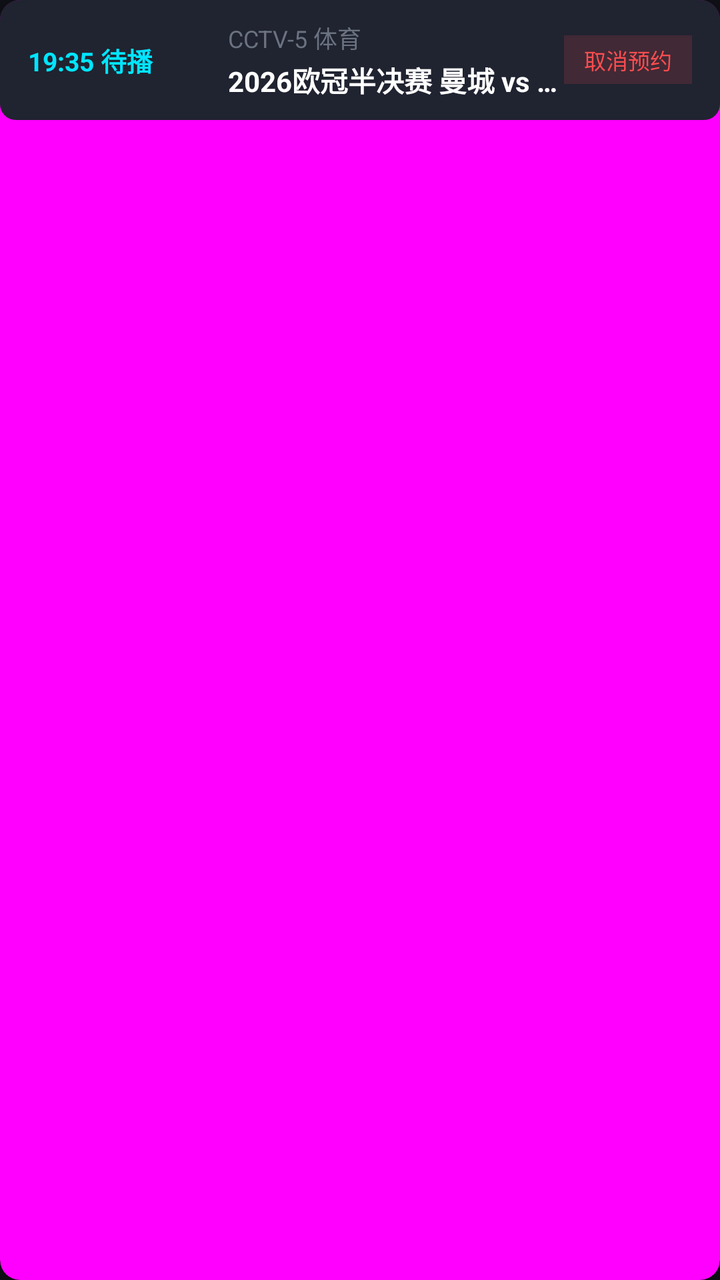
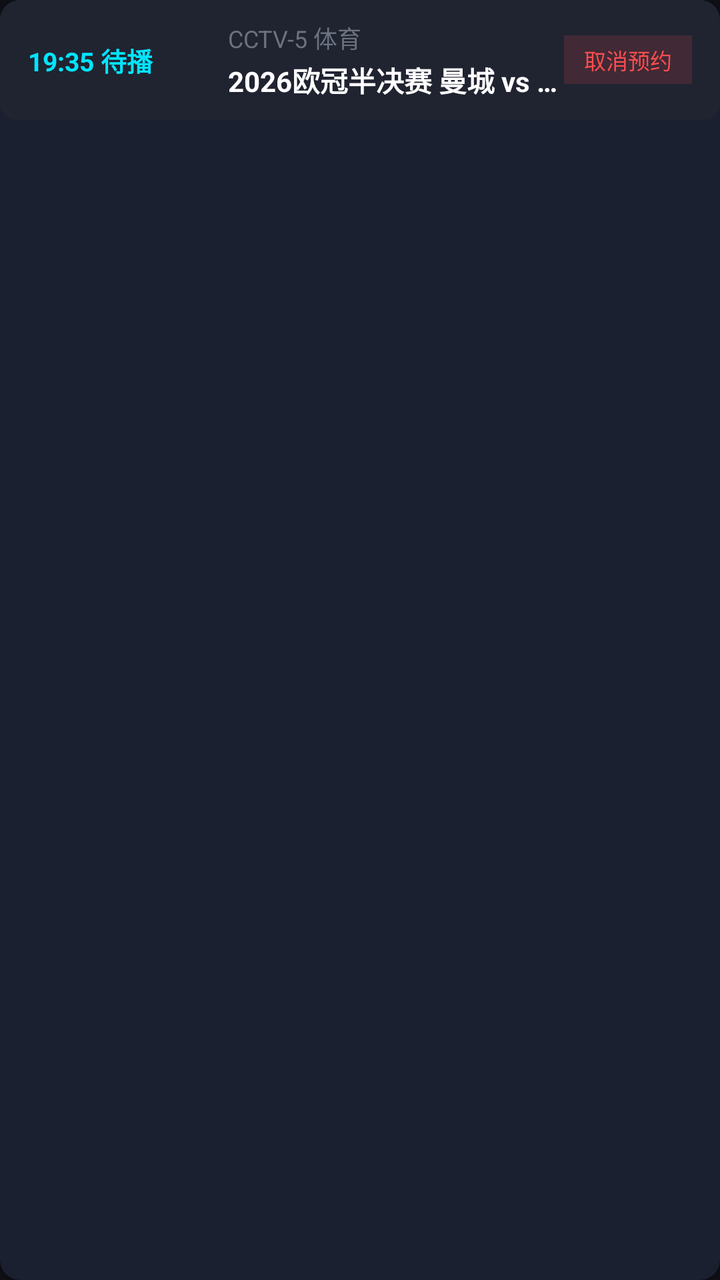

Before-and-after screenshots of an Android layout around one commit, followed by the original layout XML and the change that was made.
<!-- AndroidManifest.xml: application theme Theme.TiviLite -->
<!-- res/layout/item_reminder.xml -->
<?xml version="1.0" encoding="utf-8"?>
<androidx.cardview.widget.CardView xmlns:android="http://schemas.android.com/apk/res/android"
    xmlns:app="http://schemas.android.com/apk/res-auto"
    android:layout_width="match_parent"
    android:layout_height="wrap_content"
    android:layout_marginBottom="8dp"
    android:focusable="true"
    android:focusableInTouchMode="true"
    app:cardBackgroundColor="@drawable/selector_tv_item"
    app:cardCornerRadius="10dp"
    app:cardElevation="2dp">

    <LinearLayout
        android:layout_width="match_parent"
        android:layout_height="wrap_content"
        android:background="@drawable/selector_tv_item"
        android:gravity="center_vertical"
        android:orientation="horizontal"
        android:paddingHorizontal="14dp"
        android:paddingVertical="10dp">

        <TextView
            android:id="@+id/reminderTime"
            android:layout_width="100dp"
            android:layout_height="wrap_content"
            android:text="19:35 待播"
            android:textColor="@color/tv_accent"
            android:textSize="13sp"
            android:textStyle="bold" />

        <LinearLayout
            android:layout_width="0dp"
            android:layout_height="wrap_content"
            android:layout_weight="1"
            android:orientation="vertical">

            <TextView
                android:id="@+id/reminderChannel"
                android:layout_width="wrap_content"
                android:layout_height="wrap_content"
                android:text="CCTV-5 体育"
                android:textColor="@color/tv_text_dim"
                android:textSize="12sp" />

            <TextView
                android:id="@+id/reminderTitle"
                android:layout_width="wrap_content"
                android:layout_height="wrap_content"
                android:layout_marginTop="2dp"
                android:ellipsize="end"
                android:maxLines="1"
                android:text="2026欧冠半决赛 曼城 vs 皇家马德里"
                android:textColor="@color/tv_text_primary"
                android:textSize="14sp"
                android:textStyle="bold" />
        </LinearLayout>

        <TextView
            android:id="@+id/btnCancelReminder"
            android:layout_width="wrap_content"
            android:layout_height="wrap_content"
            android:background="#26FF4D4F"
            android:paddingHorizontal="10dp"
            android:paddingVertical="4dp"
            android:text="取消预约"
            android:textColor="#FF4D4F"
            android:textSize="11sp" />
    </LinearLayout>
</androidx.cardview.widget.CardView>
<!-- resources referenced by this layout -->
<resources>
  <color name="tv_accent">#00E5FF</color>
  <color name="tv_text_dim">#6B7280</color>
  <color name="tv_text_primary">#FFFFFF</color>
  <!-- drawable selector_tv_item (drawable) -->
  <?xml version="1.0" encoding="utf-8"?>
  <selector xmlns:android="http://schemas.android.com/apk/res/android">
      <item android:state_focused="true">
          <shape android:shape="rectangle">
              <solid android:color="@color/tv_card_focused" />
              <corners android:radius="8dp" />
              <stroke android:width="2dp" android:color="@color/tv_accent" />
          </shape>
      </item>
      <item android:state_selected="true">
          <shape android:shape="rectangle">
              <solid android:color="#2A3045" />
              <corners android:radius="8dp" />
              <stroke android:width="1dp" android:color="@color/tv_accent_blue" />
          </shape>
      </item>
      <item>
          <shape android:shape="rectangle">
              <solid android:color="@color/tv_card_unfocused" />
              <corners android:radius="8dp" />
          </shape>
      </item>
  </selector>
  <style name="Theme.TiviLite" parent="Theme.MaterialComponents.NoActionBar">
          <item name="android:windowBackground">@color/tv_bg_dark</item>
          <item name="android:colorBackground">@color/tv_bg_dark</item>
          <item name="colorPrimary">@color/tv_accent_blue</item>
          <item name="colorSecondary">@color/tv_accent</item>
          <item name="android:windowNoTitle">true</item>
          <item name="android:windowFullscreen">true</item>
      </style>
  <color name="tv_card_focused">#3D7BFD</color>
  <color name="tv_accent_blue">#3D7BFD</color>
  <color name="tv_card_unfocused">#202330</color>
  <color name="tv_bg_dark">#0F1016</color>
</resources>

<!-- the commit's change to res/layout/item_reminder.xml (unified diff, before → after) -->
@@ -5,8 +5,9 @@
     android:layout_height="wrap_content"
     android:layout_marginBottom="8dp"
     android:focusable="true"
-    android:focusableInTouchMode="true"
-    app:cardBackgroundColor="@drawable/selector_tv_item"
+    android:clickable="true"
+    android:background="@drawable/selector_tv_item"
+    app:cardBackgroundColor="#1A2030"
     app:cardCornerRadius="10dp"
     app:cardElevation="2dp">
 
